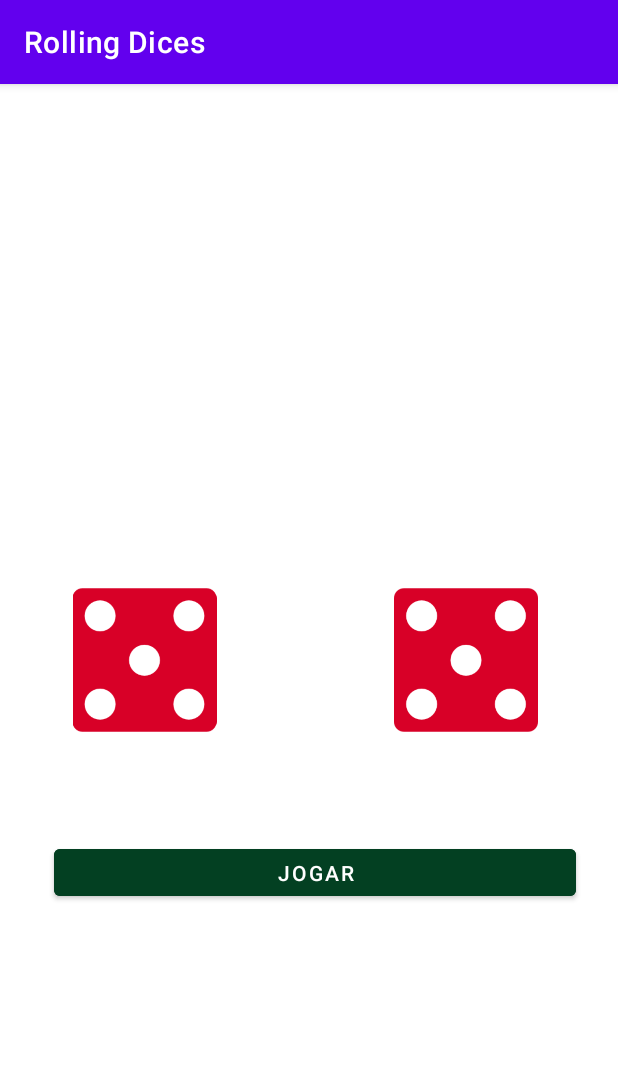
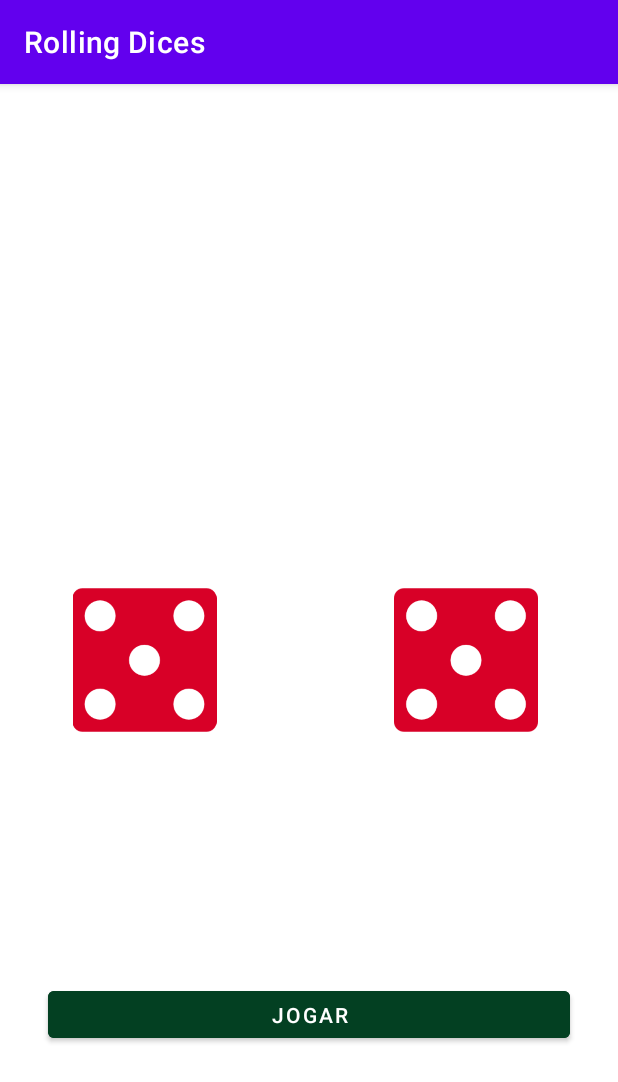
Before and after one commit to wagner-lima/rolling-dices, an Android app: the screen it shows after launch (MainActivity), after a tap on "JOGAR", on a phone screen of 412 x 824 dp. Shown: the top 1082 px of the screen. Run offline under Robolectric (Android 15) with nearby library versions, the phone set to English and light mode, and no system bars.

Commit message:
Second version

```diff
--- a/app/src/main/AndroidManifest.xml
+++ b/app/src/main/AndroidManifest.xml
@@ -9,10 +9,10 @@
         android:roundIcon="@mipmap/ic_launcher_round"
         android:supportsRtl="true"
         android:theme="@style/Theme.RollingDices">
-        <activity android:name=".MainActivity">
+        <activity
+            android:name=".MainActivity">
             <intent-filter>
                 <action android:name="android.intent.action.MAIN" />
-
                 <category android:name="android.intent.category.LAUNCHER" />
             </intent-filter>
         </activity>
--- a/app/src/main/java/com/devventure/rollingdices/MainActivity.kt
+++ b/app/src/main/java/com/devventure/rollingdices/MainActivity.kt
@@ -2,6 +2,7 @@ package com.devventure.rollingdices
 
 import androidx.appcompat.app.AppCompatActivity
 import android.os.Bundle
+import android.util.Log
 import android.widget.Button
 import android.widget.ImageView
 import android.widget.TextView
@@ -26,9 +27,32 @@ class MainActivity : AppCompatActivity() {
         btn.setOnClickListener{
             dice01.setImageResource(images.random())
             dice02.setImageResource(images.random())
+
+            Log.i("CICLO DE VIDA", "ON CREATE")
         }
     }
+    // Métodos para monitorar ciclo de vida
+    /*
+    override fun onStart() {
+        super.onStart()
+        Log.i("CICLO DE VIDA", "ON START")
+    }
 
+    override fun onResume() {
+        super.onResume()
+        Log.i("CICLO DE VIDA", "ON RESUME")
+    }
+
+    override fun onStop() {
+        super.onStop()
+        Log.i("CICLO DE VIDA", "ON STOP")
+    }
+
+    override fun onDestroy() {
+        super.onDestroy()
+        Log.i("CICLO DE VIDA", "ON DESTROY")
+    }
+    */
     private fun randomNumber() : Int {
         return (1..6).random()
     }
--- a/app/src/main/res/layout/activity_main.xml
+++ b/app/src/main/res/layout/activity_main.xml
@@ -10,13 +10,15 @@
         android:id="@+id/button"
         android:layout_width="348dp"
         android:layout_height="43dp"
-        android:layout_marginStart="36dp"
-        android:layout_marginTop="504dp"
         android:backgroundTint="@color/green_red_color_state"
         android:text="Jogar"
         android:textColor="@color/white"
+        app:layout_constraintBottom_toBottomOf="parent"
+        app:layout_constraintEnd_toEndOf="parent"
+        app:layout_constraintHorizontal_bias="0.498"
         app:layout_constraintStart_toStartOf="parent"
-        app:layout_constraintTop_toTopOf="parent" />
+        app:layout_constraintTop_toTopOf="parent"
+        app:layout_constraintVertical_bias="0.826" />
 
     <ImageView
         android:id="@+id/dice01"
```
